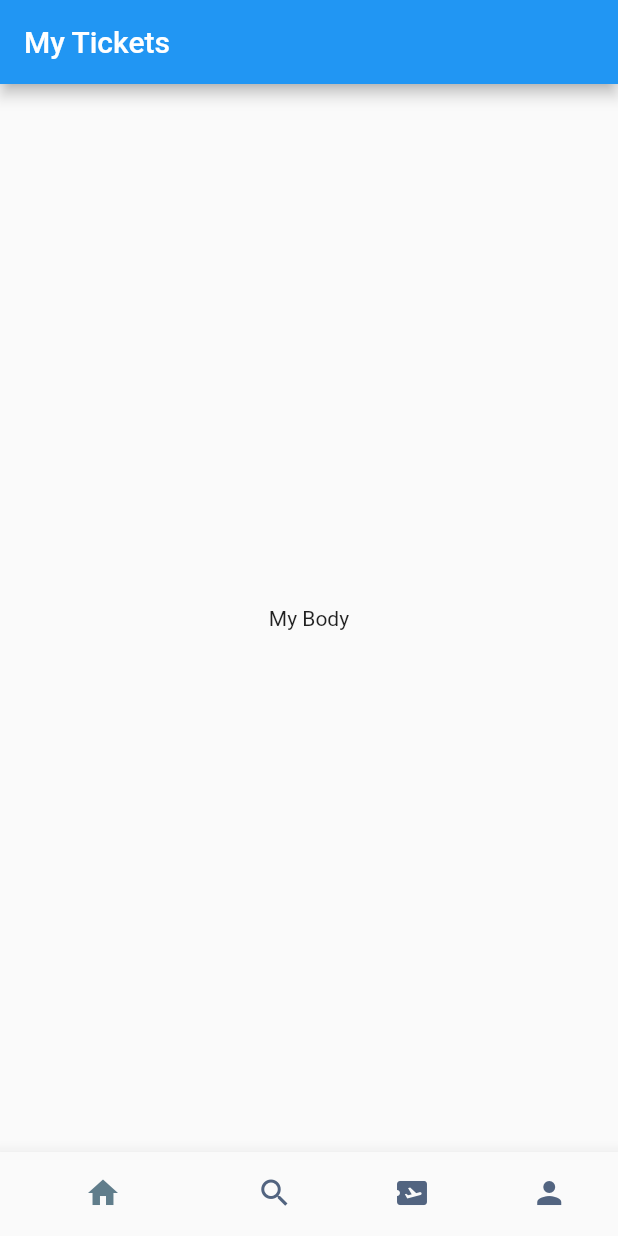
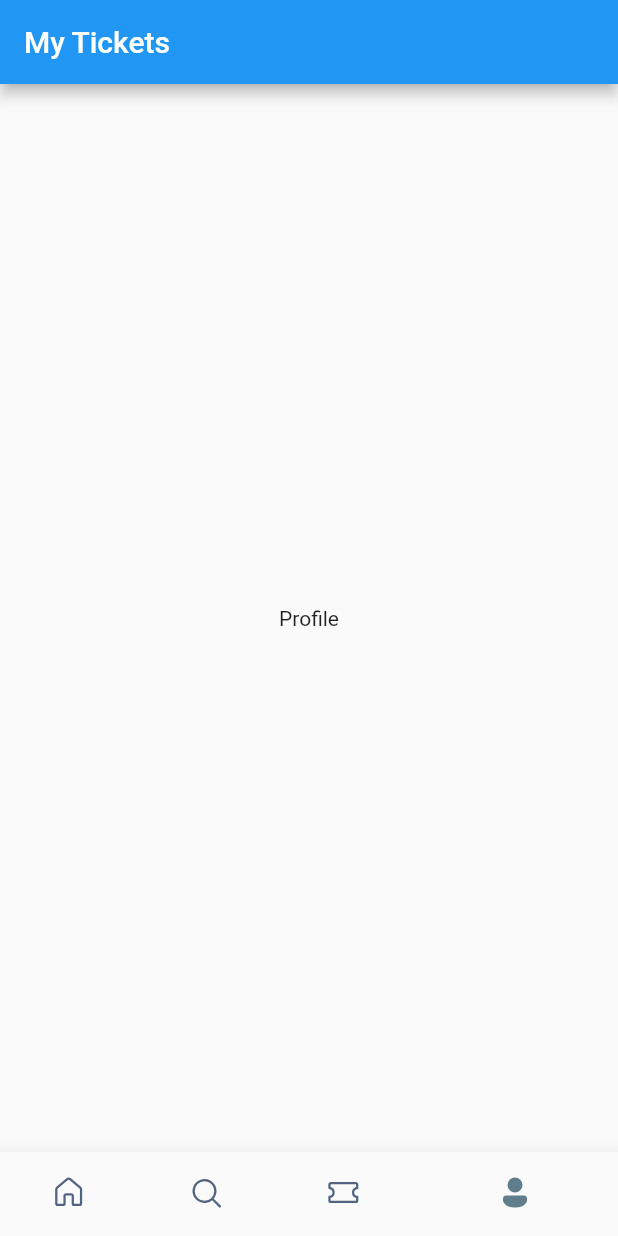
Before and after one commit to MAHANNAVIDU734/Flutter-Apps, a Flutter app: the screen it shows after launch, on a phone screen of 412 x 824 dp. Run offline on Flutter 3.47's test engine with Material 2 defaults, Android fonts, the phone set to English and light mode, and no system bars; our stand-ins replace fluentui_icons.

Commit message:
selected bottom navigation bar

```diff
--- a/Ticket_Booking/lib/screens/bottom_bar.dart
+++ b/Ticket_Booking/lib/screens/bottom_bar.dart
@@ -1,3 +1,4 @@
+import 'package:fluentui_icons/fluentui_icons.dart';
 import 'package:flutter/cupertino.dart';
 import 'package:flutter/material.dart';
 
@@ -9,28 +10,52 @@ class BottomBar extends StatefulWidget {
 }
 
 class _BottomBarState extends State<BottomBar> {
+  int _selectedIndex=3;
+  static final List<Widget>_widgetOptions =<Widget>[
+    const Text("Home"),
+    const Text("Search"),
+    const Text("Tickets"),
+    const Text("Profile")
+  ];
+
+  void _onItemTapped(int index){
+    setState(() {
+      _selectedIndex=index;
+    });
+    // _selectedIndex=index;
+    // print('Tapped index is ${_selectedIndex}');
+    // print("Tapped index is " +_selectedIndex.toString());
+  }
   @override
   Widget build(BuildContext context) {
     return Scaffold(
       appBar: AppBar(
         title: const Text("My Tickets"),
       ),
-      body: const Center(
-        child: Text(
-         "My Body"
-        ),
+      body: Center(
+        child: _widgetOptions[_selectedIndex],
       ),
       bottomNavigationBar: BottomNavigationBar(
+        currentIndex: _selectedIndex,
+        onTap: _onItemTapped,
         elevation: 10,
         showSelectedLabels: false,
         showUnselectedLabels: false,
         selectedItemColor: Colors.blueGrey,
         unselectedItemColor: const Color(0xFF526480),
         items: const [
-          BottomNavigationBarItem(icon: Icon(Icons.home), label: "Home"),
-          BottomNavigationBarItem(icon: Icon(Icons.search), label: "Search"),
-          BottomNavigationBarItem(icon: Icon(Icons.airplane_ticket), label: "Ticket"),
-          BottomNavigationBarItem(icon: Icon(Icons.person), label: "Profile"),
+          BottomNavigationBarItem(icon: Icon(FluentSystemIcons.ic_fluent_home_regular),
+              activeIcon: Icon(FluentSystemIcons.ic_fluent_home_filled),
+              label: "Home"),
+          BottomNavigationBarItem(icon: Icon(FluentSystemIcons.ic_fluent_search_regular),
+              activeIcon: Icon(FluentSystemIcons.ic_fluent_search_filled),
+              label: "Search"),
+          BottomNavigationBarItem(icon: Icon(FluentSystemIcons.ic_fluent_ticket_regular),
+              activeIcon: Icon(FluentSystemIcons.ic_fluent_ticket_filled),
+              label: "Ticket"),
+          BottomNavigationBarItem(icon: Icon(FluentSystemIcons.ic_fluent_person_regular),
+              activeIcon: Icon(FluentSystemIcons.ic_fluent_person_filled),
+              label: "Profile"),
         ],
       ),
     );
--- a/Ticket_Booking/pubspec.yaml
+++ b/Ticket_Booking/pubspec.yaml
@@ -36,6 +36,7 @@ dependencies:
   # The following adds the Cupertino Icons font to your application.
   # Use with the CupertinoIcons class for iOS style icons.
   cupertino_icons: ^1.0.2
+  fluentui_icons: ^1.0.0
 
 dev_dependencies:
   flutter_test:
```
Also changed, not shown: Ticket_Booking/pubspec.lock, 1 other file.
